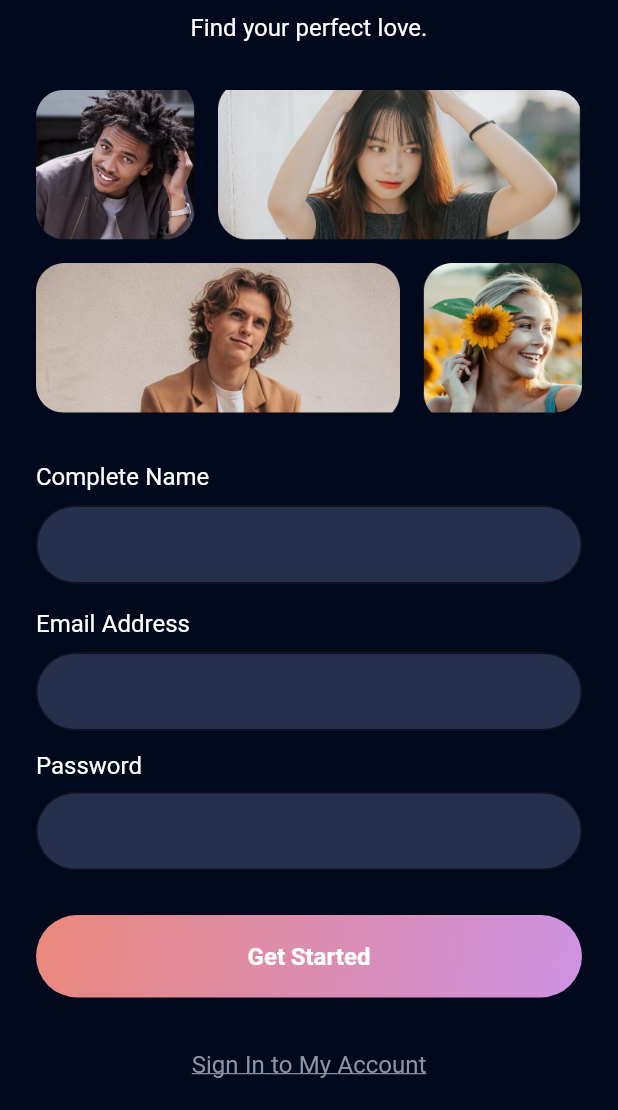
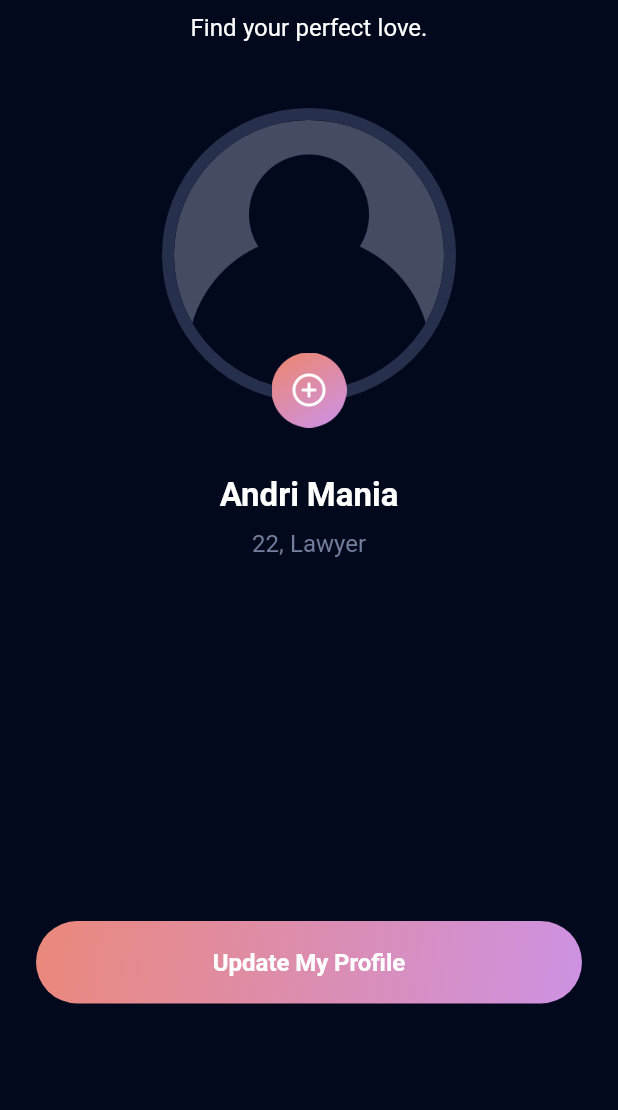
Before and after one commit to Ripat-2345/flutter_dating_app, a Flutter app: the screen it shows after launch, after a tap on "Sign In to My Account", on a phone screen of 412 x 824 dp, the part 126-1236 px from its top. Run offline on Flutter 3.47's test engine with Material 2 defaults, Android fonts, the phone set to English and light mode, and no system bars; our stand-ins replace google_fonts.

Commit message:
create slicingphoto screen update

```diff
--- a/lib/src/app.dart
+++ b/lib/src/app.dart
@@ -3,6 +3,7 @@ import 'package:dating_app/src/theme_manager/theme_data_manager.dart';
 import 'package:flutter/material.dart';
 
 import 'features/authentication/presentation/sign_up_age_job_screen.dart';
+import 'features/authentication/presentation/sign_up_upload_photo_screen.dart';
 
 class AppScreen extends StatelessWidget {
   const AppScreen({super.key});
@@ -17,6 +18,8 @@ class AppScreen extends StatelessWidget {
       routes: {
         SignUpScreen.routeName: (context) => const SignUpScreen(),
         SignUpAgeJobScreen.routeName: (context) => const SignUpAgeJobScreen(),
+        SignUpUploadPhotoScreen.routeName: (context) =>
+            const SignUpUploadPhotoScreen(),
       },
     );
   }
--- /dev/null
+++ b/lib/src/common_widgets/upload_photo_widget.dart
@@ -0,0 +1,51 @@
+import 'package:dating_app/src/theme_manager/color_manager.dart';
+import 'package:flutter/material.dart';
+
+import '../theme_manager/asset_image_icon_manager.dart';
+
+class UploadPhotoWidget extends StatelessWidget {
+  const UploadPhotoWidget({super.key});
+
+  @override
+  Widget build(BuildContext context) {
+    return Stack(
+      alignment: Alignment.bottomCenter,
+      clipBehavior: Clip.none,
+      children: [
+        Container(
+          width: 180.0,
+          height: 180.0,
+          decoration: BoxDecoration(
+            shape: BoxShape.circle,
+            border: Border.all(
+              color: ColorManager.secondary,
+              width: 8.0,
+              strokeAlign: BorderSide.strokeAlignOutside,
+            ),
+          ),
+          child: ClipRRect(
+            borderRadius: BorderRadius.circular(100),
+            child: const Image(
+              image: AssetImage(
+                '${AssetImageIconManager.assetPath}/profile_icon.png',
+              ),
+              fit: BoxFit.cover,
+            ),
+          ),
+        ),
+        Positioned(
+          bottom: -25.0,
+          child: SizedBox(
+            width: 50.0,
+            height: 50.0,
+            child: Image(
+              image: AssetImage(
+                '${AssetImageIconManager.assetPath}/icon_add_color.png',
+              ),
+            ),
+          ),
+        ),
+      ],
+    );
+  }
+}
--- a/lib/src/features/authentication/presentation/sign_up_screen.dart
+++ b/lib/src/features/authentication/presentation/sign_up_screen.dart
@@ -1,3 +1,4 @@
+import 'package:dating_app/src/features/authentication/presentation/sign_up_upload_photo_screen.dart';
 import 'package:dating_app/src/theme_manager/values_manager.dart';
 import 'package:flutter/material.dart';
 
@@ -69,7 +70,12 @@ class _SignUpScreenState extends State<SignUpScreen> {
               const SizedBox(height: AppSize.s20),
               CustomTextButtonWidget(
                 title: "Sign In to My Account",
-                onPressed: () {},
+                onPressed: () {
+                  Navigator.pushNamed(
+                    context,
+                    SignUpUploadPhotoScreen.routeName,
+                  );
+                },
               ),
             ],
           ),
--- /dev/null
+++ b/lib/src/features/authentication/presentation/sign_up_upload_photo_screen.dart
@@ -0,0 +1,66 @@
+import 'package:dating_app/src/common_widgets/custom_button_widget.dart';
+import 'package:dating_app/src/common_widgets/custom_text_button_widget.dart';
+import 'package:dating_app/src/common_widgets/logo_and_tagline_widget.dart';
+import 'package:dating_app/src/theme_manager/font_manager.dart';
+import 'package:dating_app/src/theme_manager/style_manager.dart';
+import 'package:dating_app/src/theme_manager/values_manager.dart';
+import 'package:flutter/material.dart';
+
+import '../../../common_widgets/upload_photo_widget.dart';
+
+class SignUpUploadPhotoScreen extends StatefulWidget {
+  static const String routeName = '/sign-up-upload-photo';
+  const SignUpUploadPhotoScreen({super.key});
+
+  @override
+  State<SignUpUploadPhotoScreen> createState() =>
+      _SignUpUploadPhotoScreenState();
+}
+
+class _SignUpUploadPhotoScreenState extends State<SignUpUploadPhotoScreen> {
+  @override
+  Widget build(BuildContext context) {
+    return Scaffold(
+      body: Padding(
+        padding: const EdgeInsets.symmetric(
+          vertical: AppSize.s50,
+          horizontal: AppSize.s24,
+        ),
+        child: SingleChildScrollView(
+          child: Column(
+            children: [
+              LogoAndTaglineWidget(),
+              const SizedBox(height: AppSize.s50),
+              UploadPhotoWidget(),
+              const SizedBox(height: 53.0),
+              Text(
+                "Andri Mania",
+                style: getWhiteTextStyle(
+                  fontSize: FontSizeManager.f22,
+                  fontWeight: FontWeightManager.semiBold,
+                ),
+              ),
+              const SizedBox(height: AppSize.s4),
+              Text(
+                "22, Lawyer",
+                style: getBlack60TextStyle(),
+              ),
+              const SizedBox(height: 240.0),
+              CustomButtonWidget(
+                title: "Update My Profile",
+                onTap: () {},
+              ),
+              const SizedBox(
+                height: AppSize.s20,
+              ),
+              CustomTextButtonWidget(
+                title: "Skip for Now",
+                onPressed: () {},
+              ),
+            ],
+          ),
+        ),
+      ),
+    );
+  }
+}
```
